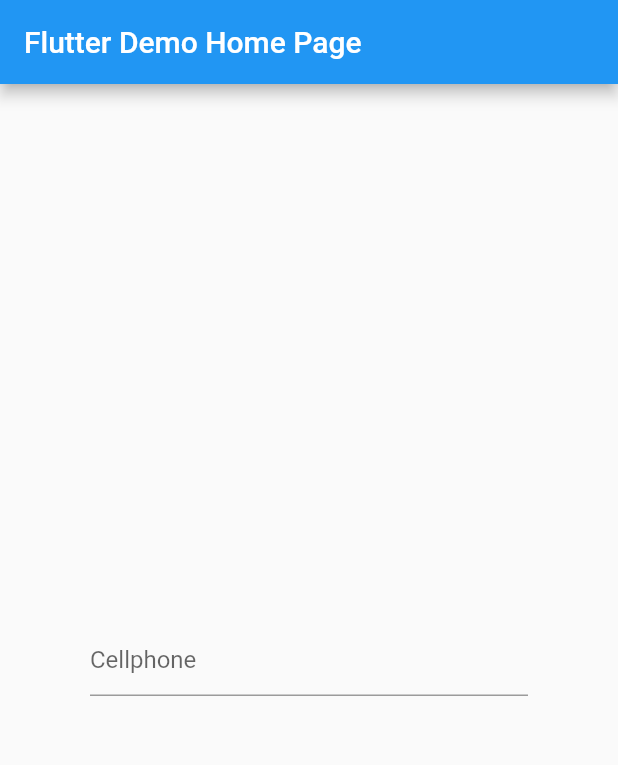
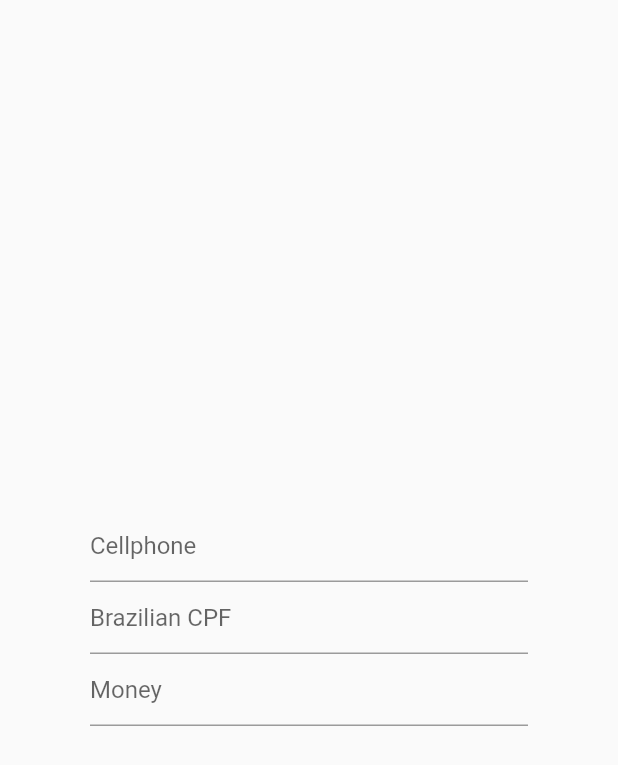
Before and after one commit to danilocoppi/flutter-textfield-mask, a Flutter app: the screen it shows after launch, on a phone screen of 412 x 824 dp. Shown: the top 765 px of the screen. Run offline on Flutter 3.47's test engine with Material 2 defaults, Android fonts, the phone set to English and light mode, and no system bars.

Commit message:
First Release to be used.

```diff
--- a/example/lib/main.dart
+++ b/example/lib/main.dart
@@ -1,4 +1,6 @@
+import 'package:easy_mask/easy_mask.dart';
 import 'package:flutter/material.dart';
+
 // import 'package:easy_mask.dart';
 
 void main() {
@@ -15,25 +17,15 @@ class MyApp extends StatelessWidget {
         primarySwatch: Colors.blue,
         visualDensity: VisualDensity.adaptivePlatformDensity,
       ),
-      home: MyHomePage(title: 'Flutter Demo Home Page'),
+      home: MyHomePage(),
     );
   }
 }
 
-class MyHomePage extends StatefulWidget {
-  MyHomePage({Key key, this.title}) : super(key: key);
-  final String title;
-  @override
-  _MyHomePageState createState() => _MyHomePageState();
-}
-
-class _MyHomePageState extends State<MyHomePage> {
+class MyHomePage extends StatelessWidget {
   @override
   Widget build(BuildContext context) {
     return Scaffold(
-      appBar: AppBar(
-        title: Text(widget.title),
-      ),
       body: Center(
         child: Column(
           mainAxisAlignment: MainAxisAlignment.center,
@@ -42,12 +34,32 @@ class _MyHomePageState extends State<MyHomePage> {
               padding: EdgeInsets.symmetric(horizontal: 60),
               child: TextField(
                 decoration: InputDecoration(hintText: 'Cellphone'),
-                // inputFormatters: [inputMask],
+                inputFormatters: [
+                  TextInputMask(mask: '\\+ 9 (999) 9999 99 99', reverse: false)
+                ],
+              ),
+            ),
+            Container(
+              padding: EdgeInsets.symmetric(horizontal: 60),
+              child: TextField(
+                decoration: InputDecoration(hintText: 'Brazilian CPF'),
+                inputFormatters: [
+                  TextInputMask(mask: '999.999.999-99', reverse: false)
+                ],
+              ),
+            ),
+            Container(
+              padding: EdgeInsets.symmetric(horizontal: 60),
+              child: TextField(
+                decoration: InputDecoration(hintText: 'Money'),
+                inputFormatters: [
+                  TextInputMask(mask: '\$9+.99', reverse: true)
+                ],
               ),
             )
           ],
         ),
-      ), // This trailing comma makes auto-formatting nicer for build methods.
+      ),
     );
   }
 }
--- a/example/pubspec.yaml
+++ b/example/pubspec.yaml
@@ -11,7 +11,7 @@ environment:
 
 dependencies:
   cupertino_icons: ^0.1.3
-  # easy_mask: ^0.0.1
+  easy_mask: ^0.0.3
   flutter:
     sdk: flutter
 
--- a/pubspec.yaml
+++ b/pubspec.yaml
@@ -1,7 +1,7 @@
 name: easy_mask
-version: 0.0.4
+version: 1.0.0
 
-description: TextInputMask ready to be used just passing a String patterned parameter.
+description: Easy Mask for TextField using only a String as parameter. It controls user's cursor.
 homepage: https://github.com/danilocoppi/flutter-textfield-mask
 
 environment:
```
Also changed, not shown: lib/src/magic_mask.dart (+85 -37 lines), lib/src/text_input_mask.dart (+26 -1 lines), 3 other files.
